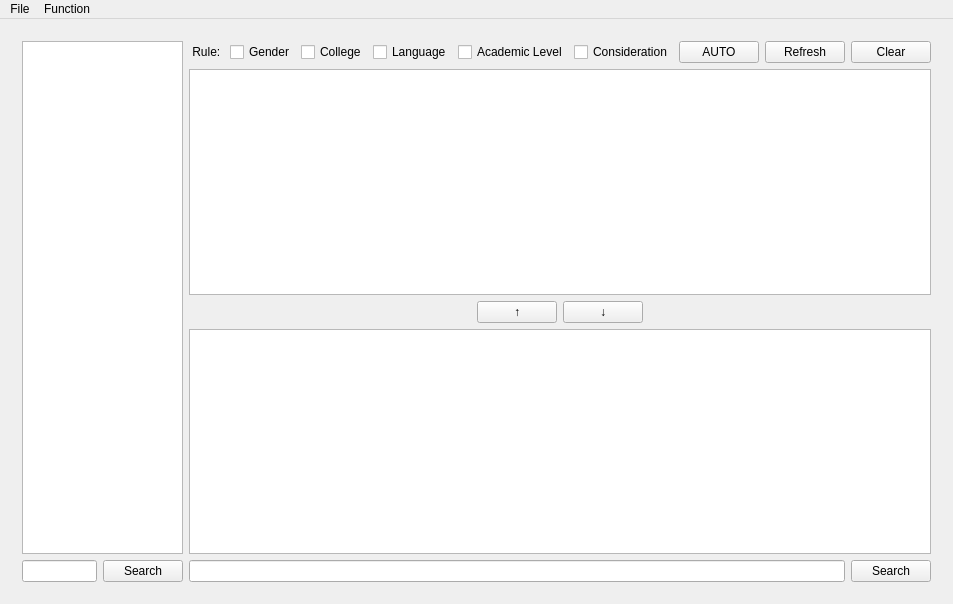
Before: the Qt Designer form Menters-and-Mentees-Matching-Program/mainwindow.ui in shuanglengyunji/Menters-and-Mentees-Matching-Program, drawn with Qt 5.
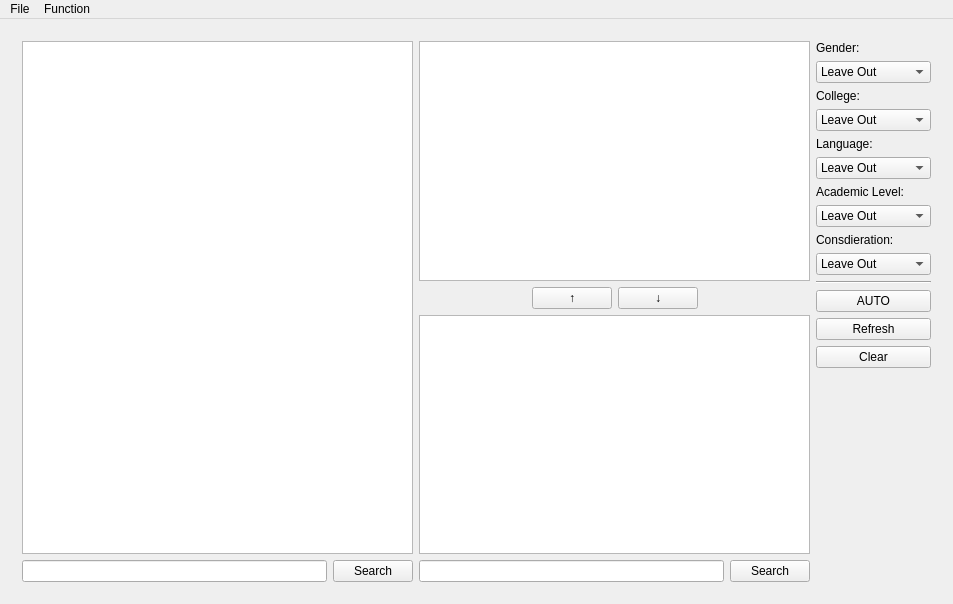
After: the same form once the commit is applied. The open tabs and pages were chosen to show the change. Icons and pictures are not drawn.

Commit message: 1. change match page structure 2. package codes 3. updata database 4. updata import and export algorithm

```diff
--- a/Menters-and-Mentees-Matching-Program/mainwindow.ui
+++ b/Menters-and-Mentees-Matching-Program/mainwindow.ui
@@ -66,18 +66,12 @@
           </item>
           <item row="3" column="0">
            <layout class="QGridLayout" name="gridLayout_mentors_edit">
-            <item row="1" column="5">
-             <spacer name="horizontalSpacer_mentors">
-              <property name="orientation">
-               <enum>Qt::Horizontal</enum>
+            <item row="1" column="0">
+             <widget class="QPushButton" name="pushButton_mentors_delete">
+              <property name="text">
+               <string>Delete</string>
               </property>
-              <property name="sizeHint" stdset="0">
-               <size>
-                <width>40</width>
-                <height>20</height>
-               </size>
-              </property>
-             </spacer>
+             </widget>
             </item>
             <item row="1" column="7">
              <widget class="QPushButton" name="pushButton_mentors_revert">
@@ -86,19 +80,18 @@
               </property>
              </widget>
             </item>
-            <item row="1" column="9">
-             <widget class="QPushButton" name="pushButton_mentors_submit">
-              <property name="text">
-               <string>Submit</string>
+            <item row="1" column="5">
+             <spacer name="horizontalSpacer_mentors">
+              <property name="orientation">
+               <enum>Qt::Horizontal</enum>
               </property>
-             </widget>
-            </item>
-            <item row="1" column="0">
-             <widget class="QPushButton" name="pushButton_mentors_delete">
-              <property name="text">
-               <string>Delete</string>
+              <property name="sizeHint" stdset="0">
+               <size>
+                <width>40</width>
+                <height>20</height>
+               </size>
               </property>
-             </widget>
+             </spacer>
             </item>
             <item row="1" column="6">
              <widget class="QPushButton" name="pushButton_mentors_add">
@@ -108,9 +101,9 @@
              </widget>
             </item>
             <item row="1" column="8">
-             <widget class="QPushButton" name="pushButton_Auto_Confirm">
+             <widget class="QPushButton" name="pushButton_mentors_submit">
               <property name="text">
-               <string>Auto Confirm</string>
+               <string>Submit</string>
               </property>
              </widget>
             </item>
@@ -204,128 +197,30 @@
         </widget>
         <widget class="QWidget" name="page_matching">
          <layout class="QGridLayout" name="gridLayout_2">
-          <item row="0" column="0">
-           <layout class="QGridLayout" name="gridLayout_match_mentors">
-            <item row="0" column="0">
-             <widget class="QTableView" name="tableView_match_mentors">
-              <property name="sortingEnabled">
-               <bool>true</bool>
-              </property>
-             </widget>
-            </item>
-            <item row="1" column="0">
-             <layout class="QGridLayout" name="gridLayout_match_mentors_search">
-              <item row="1" column="0">
-               <widget class="QLineEdit" name="lineEdit_match_search_mentors"/>
-              </item>
-              <item row="1" column="1">
-               <widget class="QPushButton" name="pushButton_match_search_mentors">
-                <property name="text">
-                 <string>Search</string>
-                </property>
-               </widget>
-              </item>
-             </layout>
-            </item>
-           </layout>
-          </item>
           <item row="0" column="1">
            <layout class="QGridLayout" name="gridLayout_match_mentees">
-            <item row="1" column="0">
+            <item row="0" column="0">
              <widget class="QTableView" name="tableView_match_mentees_matched">
               <property name="sortingEnabled">
                <bool>false</bool>
               </property>
              </widget>
             </item>
-            <item row="0" column="0">
-             <layout class="QGridLayout" name="gridLayout_match_mentees_rule">
-              <item row="0" column="3">
-               <widget class="QCheckBox" name="checkBox_Language">
-                <property name="text">
-                 <string>Language</string>
-                </property>
-               </widget>
-              </item>
-              <item row="0" column="7">
-               <widget class="QPushButton" name="pushButton_Auto">
-                <property name="text">
-                 <string>AUTO</string>
-                </property>
-               </widget>
-              </item>
-              <item row="0" column="1">
-               <widget class="QCheckBox" name="checkBox_Gender">
-                <property name="text">
-                 <string>Gender</string>
-                </property>
-               </widget>
-              </item>
-              <item row="0" column="4">
-               <widget class="QCheckBox" name="checkBox_AcademicLevel">
-                <property name="text">
-                 <string>Academic Level</string>
-                </property>
-               </widget>
-              </item>
-              <item row="0" column="5">
-               <widget class="QCheckBox" name="checkBox_Consideration">
-                <property name="text">
-                 <string>Consideration</string>
-                </property>
-               </widget>
-              </item>
-              <item row="0" column="8">
-               <widget class="QPushButton" name="pushButton_Refresh">
-                <property name="text">
-                 <string>Refresh</string>
-                </property>
-               </widget>
-              </item>
-              <item row="0" column="6">
-               <spacer name="horizontalSpacer">
-                <property name="orientation">
-                 <enum>Qt::Horizontal</enum>
-                </property>
-                <property name="sizeHint" stdset="0">
-                 <size>
-                  <width>40</width>
-                  <height>20</height>
-                 </size>
-                </property>
-               </spacer>
-              </item>
-              <item row="0" column="2">
-               <widget class="QCheckBox" name="checkBox_College">
-                <property name="text">
-                 <string>College</string>
-                </property>
-               </widget>
-              </item>
-              <item row="0" column="0">
-               <widget class="QLabel" name="label_Rule">
-                <property name="text">
-                 <string> Rule: </string>
-                </property>
-               </widget>
-              </item>
-              <item row="0" column="9">
-               <widget class="QPushButton" name="pushButton_Clear">
-                <property name="text">
-                 <string>Clear</string>
-                </property>
-               </widget>
-              </item>
-             </layout>
-            </item>
             <item row="4" column="0">
-             <widget class="QTableView" name="tableView_match_mentees_to_be_match">
-              <property name="sortingEnabled">
-               <bool>true</bool>
-              </property>
-             </widget>
+             <layout class="QGridLayout" name="gridLayout_match_mentees_search">
+              <item row="0" column="0">
+               <widget class="QLineEdit" name="lineEdit_match_search_mentees"/>
+              </item>
+              <item row="0" column="1">
+               <widget class="QPushButton" name="pushButton_match_search_mentees">
+                <property name="text">
+                 <string>Search</string>
+                </property>
+               </widget>
+              </item>
+             </layout>
             </item>
-            <item row="2" column="0">
+            <item row="1" column="0">
              <layout class="QGridLayout" name="gridLayout_match_mentees_manual">
               <item row="0" column="1">
                <widget class="QPushButton" name="pushButton_Up">
@@ -369,13 +264,31 @@
               </item>
              </layout>
             </item>
-            <item row="5" column="0">
-             <layout class="QGridLayout" name="gridLayout_match_mentees_search">
-              <item row="0" column="0">
-               <widget class="QLineEdit" name="lineEdit_match_search_mentees"/>
+            <item row="3" column="0">
+             <widget class="QTableView" name="tableView_match_mentees_to_be_match">
+              <property name="sortingEnabled">
+               <bool>true</bool>
+              </property>
+             </widget>
+            </item>
+           </layout>
+          </item>
+          <item row="0" column="0">
+           <layout class="QGridLayout" name="gridLayout_match_mentors">
+            <item row="0" column="0">
+             <widget class="QTableView" name="tableView_match_mentors">
+              <property name="sortingEnabled">
+               <bool>true</bool>
+              </property>
+             </widget>
+            </item>
+            <item row="1" column="0">
+             <layout class="QGridLayout" name="gridLayout_match_mentors_search">
+              <item row="1" column="0">
+               <widget class="QLineEdit" name="lineEdit_match_search_mentors"/>
               </item>
-              <item row="0" column="1">
-               <widget class="QPushButton" name="pushButton_match_search_mentees">
+              <item row="1" column="1">
+               <widget class="QPushButton" name="pushButton_match_search_mentors">
                 <property name="text">
                  <string>Search</string>
                 </property>
@@ -385,6 +298,219 @@
             </item>
            </layout>
           </item>
+          <item row="0" column="2">
+           <layout class="QVBoxLayout" name="verticalLayout">
+            <item>
+             <widget class="QLabel" name="label">
+              <property name="text">
+               <string>Gender:</string>
+              </property>
+             </widget>
+            </item>
+            <item>
+             <widget class="QComboBox" name="comboBox">
+              <property name="accessibleName">
+               <string/>
+              </property>
+              <item>
+               <property name="text">
+                <string>Leave Out</string>
+               </property>
+              </item>
+              <item>
+               <property name="text">
+                <string>Must Be Same</string>
+               </property>
+              </item>
+              <item>
+               <property name="text">
+                <string>High Priority</string>
+               </property>
+              </item>
+              <item>
+               <property name="text">
+                <string>Medium Priority</string>
+               </property>
+              </item>
+              <item>
+               <property name="text">
+                <string>Low Priority</string>
+               </property>
+              </item>
+             </widget>
+            </item>
+            <item>
+             <widget class="QLabel" name="label_2">
+              <property name="text">
+               <string>College:</string>
+              </property>
+             </widget>
+            </item>
+            <item>
+             <widget class="QComboBox" name="comboBox_3">
+              <item>
+               <property name="text">
+                <string>Leave Out</string>
+               </property>
+              </item>
+              <item>
+               <property name="text">
+                <string>Must Be Same</string>
+               </property>
+              </item>
+              <item>
+               <property name="text">
+                <string>High Priority</string>
+               </property>
+              </item>
+              <item>
+               <property name="text">
+                <string>Medium Priority</string>
+               </property>
+              </item>
+              <item>
+               <property name="text">
+                <string>Low Priority</string>
+               </property>
+              </item>
+             </widget>
+            </item>
+            <item>
+             <widget class="QLabel" name="label_3">
+              <property name="text">
+               <string>Language:</string>
+              </property>
+             </widget>
+            </item>
+            <item>
+             <widget class="QComboBox" name="comboBox_4">
+              <item>
+               <property name="text">
+                <string>Leave Out</string>
+               </property>
+              </item>
+              <item>
+               <property name="text">
+                <string>Must Be Same</string>
+               </property>
+              </item>
+              <item>
+               <property name="text">
+                <string>High Priority</string>
+               </property>
+              </item>
+              <item>
+               <property name="text">
+                <string>Medium Priority</string>
+               </property>
+              </item>
+              <item>
+               <property name="text">
+                <string>Low Priority</string>
+               </property>
+              </item>
+             </widget>
+            </item>
+            <item>
+             <widget class="QLabel" name="label_4">
+              <property name="text">
+               <string>Academic Level:</string>
+              </property>
+             </widget>
+            </item>
+            <item>
+             <widget class="QComboBox" name="comboBox_5">
+              <item>
+               <property name="text">
+                <string>Leave Out</string>
+               </property>
+              </item>
+              <item>
+               <property name="text">
+                <string>Must Be Same</string>
+               </property>
+              </item>
+              <item>
+               <property name="text">
+                <string>High Priority</string>
+               </property>
+              </item>
+              <item>
+               <property name="text">
+                <string>Medium Priority</string>
+               </property>
+              </item>
+              <item>
+               <property name="text">
+                <string>Low Priority</string>
+               </property>
+              </item>
+             </widget>
+            </item>
+            <item>
+             <widget class="QLabel" name="label_5">
+              <property name="text">
+               <string>Consdieration:</string>
+              </property>
+             </widget>
+            </item>
+            <item>
+             <widget class="QComboBox" name="comboBox_6">
+              <item>
+               <property name="text">
+                <string>Leave Out</string>
+               </property>
+              </item>
+              <item>
+               <property name="text">
+                <string>Manual Match</string>
+               </property>
+              </item>
+             </widget>
+            </item>
+            <item>
+             <widget class="Line" name="line">
+              <property name="orientation">
+               <enum>Qt::Horizontal</enum>
+              </property>
+             </widget>
+            </item>
+            <item>
+             <widget class="QPushButton" name="pushButton_Auto">
+              <property name="text">
+               <string>AUTO</string>
+              </property>
+             </widget>
+            </item>
+            <item>
+             <widget class="QPushButton" name="pushButton_Refresh">
+              <property name="text">
+               <string>Refresh</string>
+              </property>
+             </widget>
+            </item>
+            <item>
+             <widget class="QPushButton" name="pushButton_Clear">
+              <property name="text">
+               <string>Clear</string>
+              </property>
+             </widget>
+            </item>
+            <item>
+             <spacer name="verticalSpacer">
+              <property name="orientation">
+               <enum>Qt::Vertical</enum>
+              </property>
+              <property name="sizeHint" stdset="0">
+               <size>
+                <width>20</width>
+                <height>40</height>
+               </size>
+              </property>
+             </spacer>
+            </item>
+           </layout>
+          </item>
          </layout>
         </widget>
        </widget>
```
The commit also changes 7 other files.
